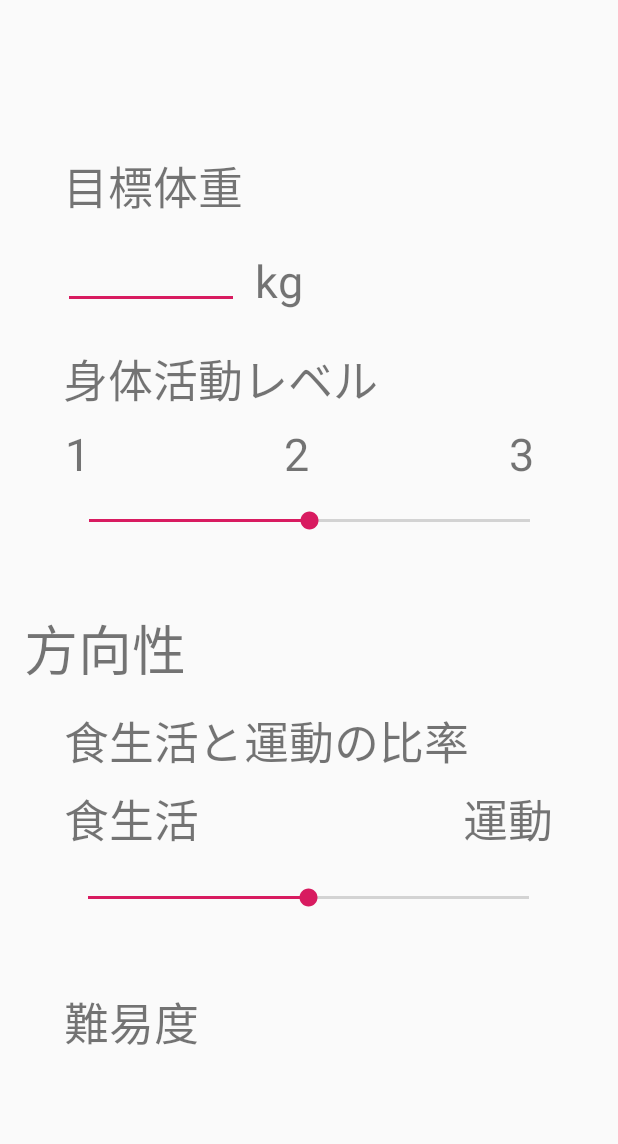
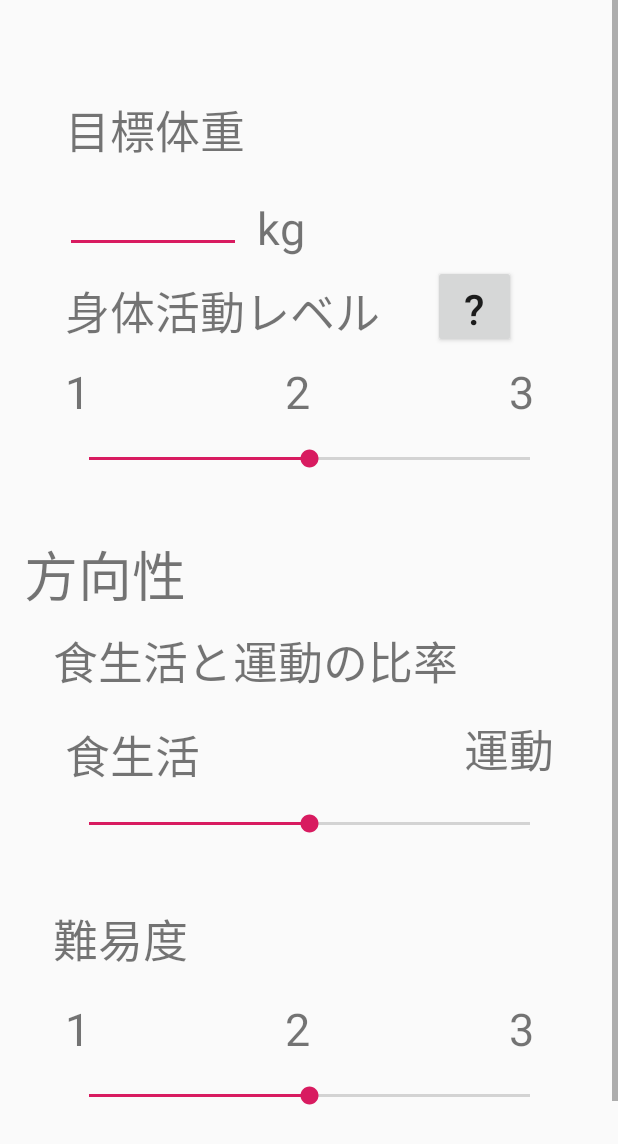
Before and after one commit to mamirunrun/FIT, an Android app: the layout register_profile3.xml on its own in the app's theme, with its tools: preview values and no code run, on a phone screen of 412 x 824 dp. Shown: the top 1144 px of the screen. Run offline under Robolectric (Android 15) with nearby library versions, the phone set to English and light mode, and no system bars.

Commit message:
プロフィール登録画面

```diff
--- a/app/src/main/res/layout/register_profile3.xml
+++ b/app/src/main/res/layout/register_profile3.xml
@@ -1,28 +1,101 @@
 <?xml version="1.0" encoding="utf-8"?>
-<androidx.constraintlayout.widget.ConstraintLayout xmlns:android="http://schemas.android.com/apk/res/android"
+<ScrollView xmlns:android="http://schemas.android.com/apk/res/android"
     xmlns:app="http://schemas.android.com/apk/res-auto"
+    xmlns:tools="http://schemas.android.com/tools"
     android:layout_width="match_parent"
     android:layout_height="match_parent"
-    android:orientation="vertical">
+    tools:context=".MainActivity">
+
+    <androidx.constraintlayout.widget.ConstraintLayout
+        android:layout_width="match_parent"
+        android:layout_height="match_parent"
+        android:orientation="vertical"
+        android:paddingBottom="40dp">
+
+        <Button
+            android:id="@+id/register_profile2_button_next2"
+            android:layout_width="154dp"
+            android:layout_height="64dp"
+            android:layout_marginTop="60dp"
+            android:text="@string/next_button"
+            android:textSize="30sp"
+            app:layout_constraintEnd_toEndOf="parent"
+            app:layout_constraintHorizontal_bias="0.49"
+            app:layout_constraintStart_toStartOf="parent"
+            app:layout_constraintTop_toBottomOf="@+id/register_profile3_seekBar_activity_dificulty" />
+
+        <TextView
+            android:id="@+id/register_profile3_dificulty_3"
+            android:layout_width="30dp"
+            android:layout_height="35dp"
+            android:layout_marginTop="8dp"
+            android:text="@string/no_label_3"
+            android:textSize="30sp"
+            app:layout_constraintBottom_toTopOf="@+id/register_profile3_seekBar_activity_dificulty"
+            app:layout_constraintEnd_toEndOf="@+id/register_profile3_seekBar_activity_dificulty"
+            app:layout_constraintTop_toBottomOf="@+id/textView10"
+            app:layout_constraintVertical_bias="1.0" />
+
+        <TextView
+            android:id="@+id/register_profile3_dificulty_2"
+            android:layout_width="30dp"
+            android:layout_height="35dp"
+            android:layout_marginStart="8dp"
+            android:layout_marginTop="8dp"
+            android:layout_marginEnd="8dp"
+            android:text="@string/no_label_2"
+            android:textSize="30sp"
+            app:layout_constraintBottom_toTopOf="@+id/register_profile3_seekBar_activity_dificulty"
+            app:layout_constraintEnd_toStartOf="@+id/register_profile3_dificulty_3"
+            app:layout_constraintHorizontal_bias="0.495"
+            app:layout_constraintStart_toEndOf="@+id/register_profile3_dificulty_1"
+            app:layout_constraintTop_toBottomOf="@+id/textView10"
+            app:layout_constraintVertical_bias="1.0" />
+
+        <TextView
+            android:id="@+id/register_profile3_dificulty_1"
+            android:layout_width="30dp"
+            android:layout_height="35dp"
+            android:layout_marginTop="28dp"
+            android:text="@string/no_label_1"
+            android:textSize="30sp"
+            app:layout_constraintBottom_toTopOf="@+id/register_profile3_seekBar_activity_dificulty"
+            app:layout_constraintStart_toStartOf="@+id/register_profile3_seekBar_activity_dificulty"
+            app:layout_constraintTop_toBottomOf="@+id/textView10"
+            app:layout_constraintVertical_bias="1.0" />
+
+        <SeekBar
+            android:id="@+id/register_profile3_seekBar_activity_dificulty"
+            android:layout_width="326dp"
+            android:layout_height="60dp"
+            android:layout_marginTop="52dp"
+            android:max="2"
+            android:progress="1"
+            app:layout_constraintEnd_toEndOf="parent"
+            app:layout_constraintHorizontal_bias="0.505"
+            app:layout_constraintStart_toStartOf="parent"
+            app:layout_constraintTop_toBottomOf="@+id/textView10" />
 
         <TextView
             android:id="@+id/register_profile3_label__training"
             android:layout_width="wrap_content"
             android:layout_height="wrap_content"
+            android:layout_marginTop="16dp"
             android:text="@string/training_rabel"
             android:textSize="30sp"
             app:layout_constraintBottom_toTopOf="@+id/register_profile3_seekBar_training_ratio"
-        app:layout_constraintEnd_toEndOf="@+id/register_profile3_seekBar_training_ratio" />
+            app:layout_constraintEnd_toEndOf="@+id/register_profile3_seekBar_training_ratio"
+            app:layout_constraintTop_toBottomOf="@+id/register_profile3_label_training_ratio" />
 
         <SeekBar
             android:id="@+id/register_profile3_seekBar_training_ratio"
             android:layout_width="326dp"
             android:layout_height="60dp"
-        android:layout_marginTop="52dp"
+            android:layout_marginTop="56dp"
             android:max="4"
             android:progress="2"
             app:layout_constraintEnd_toEndOf="parent"
-        app:layout_constraintHorizontal_bias="0.494"
+            app:layout_constraintHorizontal_bias="0.505"
             app:layout_constraintStart_toStartOf="parent"
             app:layout_constraintTop_toBottomOf="@+id/register_profile3_label_training_ratio" />
 
@@ -40,14 +113,15 @@
             android:id="@+id/register_profile3_label_target_weight"
             android:layout_width="wrap_content"
             android:layout_height="wrap_content"
+            android:layout_marginStart="8dp"
+            android:layout_marginTop="64dp"
+            android:layout_marginEnd="8dp"
             android:text="@string/target_weight_label"
             android:textSize="30sp"
-        app:layout_constraintBottom_toBottomOf="parent"
             app:layout_constraintEnd_toEndOf="parent"
-        app:layout_constraintHorizontal_bias="0.144"
+            app:layout_constraintHorizontal_bias="0.127"
             app:layout_constraintStart_toStartOf="parent"
-        app:layout_constraintTop_toTopOf="parent"
-        app:layout_constraintVertical_bias="0.13" />
+            app:layout_constraintTop_toTopOf="parent" />
 
         <TextView
             android:id="@+id/register_profile3_label_kg"
@@ -68,27 +142,24 @@
             android:id="@+id/register_profile3_label_activity_level"
             android:layout_width="237dp"
             android:layout_height="43dp"
-        android:layout_marginTop="8dp"
-        android:layout_marginBottom="8dp"
+            android:layout_marginTop="16dp"
             android:singleLine="false"
             android:text="@string/activity_level_label"
             android:textSize="30sp"
-        app:layout_constraintBottom_toBottomOf="parent"
             app:layout_constraintEnd_toEndOf="parent"
-        app:layout_constraintHorizontal_bias="0.241"
+            app:layout_constraintHorizontal_bias="0.247"
             app:layout_constraintStart_toStartOf="parent"
-        app:layout_constraintTop_toTopOf="parent"
-        app:layout_constraintVertical_bias="0.29" />
+            app:layout_constraintTop_toBottomOf="@+id/register_profile3_text_target_weight" />
 
         <SeekBar
             android:id="@+id/register_profile3_seekBar_activity_level"
             android:layout_width="326dp"
             android:layout_height="60dp"
-        android:layout_marginTop="44dp"
+            android:layout_marginTop="48dp"
             android:max="2"
             android:progress="1"
             app:layout_constraintEnd_toEndOf="parent"
-        app:layout_constraintHorizontal_bias="0.506"
+            app:layout_constraintHorizontal_bias="0.505"
             app:layout_constraintStart_toStartOf="parent"
             app:layout_constraintTop_toBottomOf="@+id/register_profile3_label_activity_level" />
 
@@ -99,7 +170,9 @@
             android:text="@string/no_label_1"
             android:textSize="30sp"
             app:layout_constraintBottom_toTopOf="@+id/register_profile3_seekBar_activity_level"
-        app:layout_constraintStart_toStartOf="@+id/register_profile3_seekBar_activity_level" />
+            app:layout_constraintStart_toStartOf="@+id/register_profile3_seekBar_activity_level"
+            app:layout_constraintTop_toBottomOf="@+id/register_profile3_label_activity_level"
+            app:layout_constraintVertical_bias="1.0" />
 
         <TextView
             android:id="@+id/register_profile3_level_2"
@@ -111,8 +184,10 @@
             android:textSize="30sp"
             app:layout_constraintBottom_toTopOf="@+id/register_profile3_seekBar_activity_level"
             app:layout_constraintEnd_toStartOf="@+id/register_profile3_level_3"
-        app:layout_constraintHorizontal_bias="0.0"
-        app:layout_constraintStart_toEndOf="@+id/register_profile3_level_1" />
+            app:layout_constraintHorizontal_bias="0.008"
+            app:layout_constraintStart_toEndOf="@+id/register_profile3_level_1"
+            app:layout_constraintTop_toBottomOf="@+id/register_profile3_label_activity_level"
+            app:layout_constraintVertical_bias="1.0" />
 
         <TextView
             android:id="@+id/register_profile3_level_3"
@@ -121,57 +196,69 @@
             android:text="@string/no_label_3"
             android:textSize="30sp"
             app:layout_constraintBottom_toTopOf="@+id/register_profile3_seekBar_activity_level"
-        app:layout_constraintEnd_toEndOf="@+id/register_profile3_seekBar_activity_level" />
+            app:layout_constraintEnd_toEndOf="@+id/register_profile3_seekBar_activity_level"
+            app:layout_constraintTop_toBottomOf="@+id/register_profile3_label_activity_level"
+            app:layout_constraintVertical_bias="1.0" />
 
         <TextView
             android:id="@+id/register_profile3_label_training_ratio"
             android:layout_width="wrap_content"
             android:layout_height="wrap_content"
+            android:layout_marginTop="8dp"
             android:text="@string/training_ratio_label"
             android:textSize="30sp"
-        app:layout_constraintBottom_toBottomOf="parent"
             app:layout_constraintEnd_toEndOf="parent"
-        app:layout_constraintHorizontal_bias="0.3"
+            app:layout_constraintHorizontal_bias="0.25"
             app:layout_constraintStart_toStartOf="parent"
-        app:layout_constraintTop_toTopOf="parent"
-        app:layout_constraintVertical_bias="0.605" />
+            app:layout_constraintTop_toBottomOf="@+id/register_profile3_label__direction" />
 
         <TextView
             android:id="@+id/register_profile3_label__meal"
             android:layout_width="wrap_content"
             android:layout_height="wrap_content"
+            android:layout_marginTop="24dp"
             android:text="@string/meal_label"
             android:textSize="30sp"
             app:layout_constraintBottom_toTopOf="@+id/register_profile3_seekBar_training_ratio"
-        app:layout_constraintStart_toStartOf="@+id/register_profile3_seekBar_training_ratio" />
+            app:layout_constraintStart_toStartOf="@+id/register_profile3_seekBar_training_ratio"
+            app:layout_constraintTop_toBottomOf="@+id/register_profile3_label_training_ratio" />
 
         <TextView
             android:id="@+id/register_profile3_label__direction"
             android:layout_width="wrap_content"
             android:layout_height="wrap_content"
-        android:layout_marginTop="8dp"
-        android:layout_marginBottom="8dp"
+            android:layout_marginStart="16dp"
+            android:layout_marginTop="20dp"
+            android:layout_marginEnd="8dp"
             android:text="@string/direction_label"
             android:textSize="36sp"
-        app:layout_constraintBottom_toBottomOf="parent"
             app:layout_constraintEnd_toEndOf="parent"
-        app:layout_constraintHorizontal_bias="0.052"
+            app:layout_constraintHorizontal_bias="0.0"
             app:layout_constraintStart_toStartOf="parent"
-        app:layout_constraintTop_toTopOf="parent"
-        app:layout_constraintVertical_bias="0.527" />
+            app:layout_constraintTop_toBottomOf="@+id/register_profile3_seekBar_activity_level" />
 
         <TextView
             android:id="@+id/textView10"
             android:layout_width="wrap_content"
             android:layout_height="wrap_content"
-        android:layout_marginTop="8dp"
+            android:layout_marginTop="24dp"
             android:text="@string/dificulty_label"
             android:textSize="30sp"
-        app:layout_constraintBottom_toBottomOf="parent"
             app:layout_constraintEnd_toEndOf="parent"
-        app:layout_constraintHorizontal_bias="0.133"
+            app:layout_constraintHorizontal_bias="0.109"
             app:layout_constraintStart_toStartOf="parent"
-        app:layout_constraintTop_toTopOf="parent"
-        app:layout_constraintVertical_bias="0.844" />
+            app:layout_constraintTop_toBottomOf="@+id/register_profile3_seekBar_training_ratio" />
+
+        <Button
+            android:id="@+id/register_profile3_button_hatena"
+            android:layout_width="55dp"
+            android:layout_height="55dp"
+            android:layout_marginStart="8dp"
+            android:layout_marginTop="8dp"
+            android:text="@string/hatena_button"
+            android:textSize="28sp"
+            app:layout_constraintStart_toEndOf="@+id/register_profile3_label_activity_level"
+            app:layout_constraintTop_toBottomOf="@+id/register_profile3_text_target_weight" />
 
     </androidx.constraintlayout.widget.ConstraintLayout>
+</ScrollView>
--- a/app/src/main/res/values/strings.xml
+++ b/app/src/main/res/values/strings.xml
@@ -41,4 +41,6 @@
     <string name="training_rabel">運動</string>
     <string name="direction_label">方向性</string>
     <string name="dificulty_label">難易度</string>
+    <string name="hatena_button">\?</string>
+    <string name="popup">PopupWindow</string>
 </resources>
```
Lines whose indentation alone changed are shown as unchanged.
